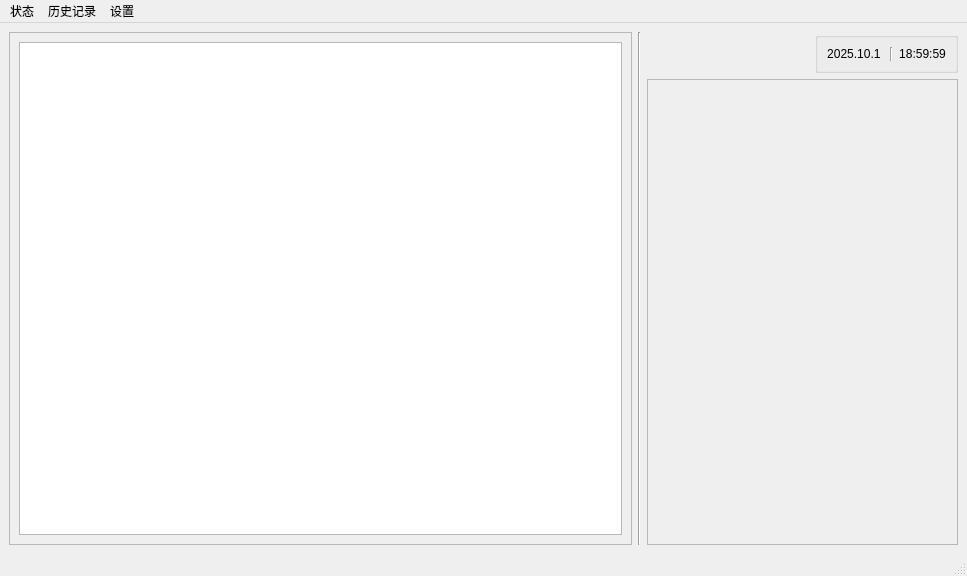
Old version of the form mainwindow.ui in the repository LightningFlashEvE/high-throughput-perovskite-medication-system.
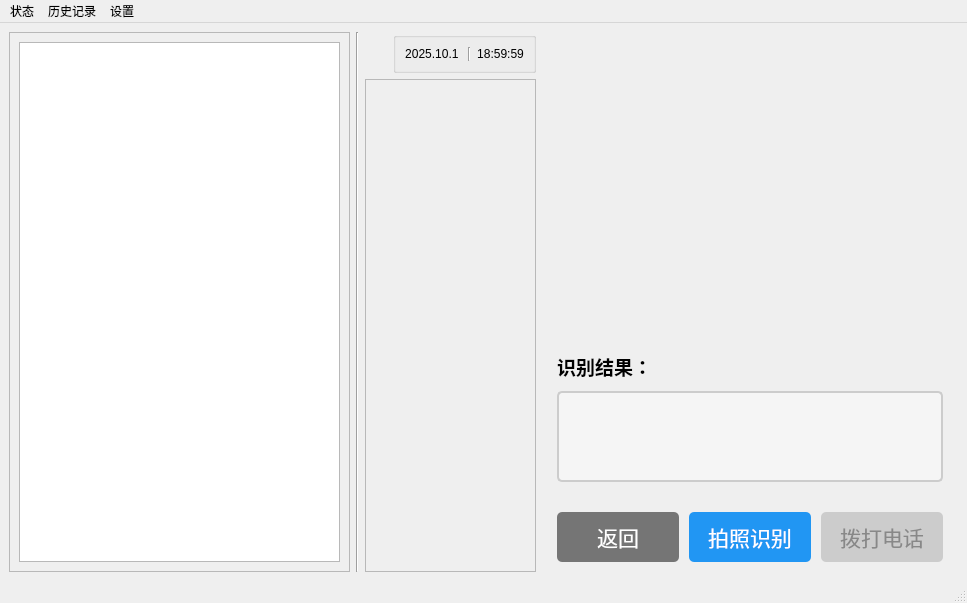
New version of the form. The open tabs and pages were chosen to show the change. Icons and pictures are not drawn.

Diff of the .ui file:
```diff
--- a/mainwindow.ui
+++ b/mainwindow.ui
@@ -18,8 +18,8 @@
     <normaloff>:/main/pic/logo2.png</normaloff>:/main/pic/logo2.png</iconset>
   </property>
   <widget class="QWidget" name="centralwidget">
-   <layout class="QGridLayout" name="gridLayout">
-    <item row="0" column="0">
+   <layout class="QHBoxLayout" name="horizontalLayout_4">
+    <item>
      <layout class="QHBoxLayout" name="horizontalLayout" stretch="2,0,1">
       <item>
        <widget class="QFrame" name="frame_1">
@@ -138,6 +138,330 @@
       </item>
      </layout>
     </item>
+    <item>
+     <widget class="QStackedWidget" name="stackedWidget">
+      <property name="currentIndex">
+       <number>0</number>
+      </property>
+      <widget class="QWidget" name="mainPage">
+       <widget class="QPushButton" name="pushButton_2">
+        <property name="geometry">
+         <rect>
+          <x>40</x>
+          <y>130</y>
+          <width>56</width>
+          <height>18</height>
+         </rect>
+        </property>
+        <property name="text">
+         <string>断开</string>
+        </property>
+       </widget>
+       <widget class="QPushButton" name="pushButton">
+        <property name="geometry">
+         <rect>
+          <x>40</x>
+          <y>100</y>
+          <width>56</width>
+          <height>18</height>
+         </rect>
+        </property>
+        <property name="text">
+         <string>连接</string>
+        </property>
+       </widget>
+       <widget class="QPushButton" name="pushButton_3">
+        <property name="geometry">
+         <rect>
+          <x>40</x>
+          <y>200</y>
+          <width>91</width>
+          <height>18</height>
+         </rect>
+        </property>
+        <property name="text">
+         <string>获取坐标信息</string>
+        </property>
+       </widget>
+       <widget class="QPushButton" name="pushButton_4">
+        <property name="geometry">
+         <rect>
+          <x>40</x>
+          <y>260</y>
+          <width>56</width>
+          <height>18</height>
+         </rect>
+        </property>
+        <property name="text">
+         <string>复位</string>
+        </property>
+       </widget>
+       <widget class="QPushButton" name="pushButton_5">
+        <property name="geometry">
+         <rect>
+          <x>30</x>
+          <y>290</y>
+          <width>56</width>
+          <height>18</height>
+         </rect>
+        </property>
+        <property name="text">
+         <string>移动</string>
+        </property>
+       </widget>
+       <widget class="QLineEdit" name="lineEdit">
+        <property name="geometry">
+         <rect>
+          <x>20</x>
+          <y>330</y>
+          <width>113</width>
+          <height>20</height>
+         </rect>
+        </property>
+       </widget>
+      </widget>
+      <widget class="QWidget" name="scanPage">
+       <layout class="QVBoxLayout" name="scanPageLayout">
+        <property name="spacing">
+         <number>10</number>
+        </property>
+        <property name="leftMargin">
+         <number>0</number>
+        </property>
+        <property name="topMargin">
+         <number>0</number>
+        </property>
+        <property name="rightMargin">
+         <number>0</number>
+        </property>
+        <property name="bottomMargin">
+         <number>0</number>
+        </property>
+        <item>
+         <widget class="QWidget" name="videoContainer" native="true">
+          <property name="sizePolicy">
+           <sizepolicy hsizetype="Expanding" vsizetype="Expanding">
+            <horstretch>0</horstretch>
+            <verstretch>3</verstretch>
+           </sizepolicy>
+          </property>
+          <property name="minimumSize">
+           <size>
+            <width>0</width>
+            <height>300</height>
+           </size>
+          </property>
+          <layout class="QVBoxLayout" name="videoContainerLayout">
+           <property name="spacing">
+            <number>0</number>
+           </property>
+           <property name="leftMargin">
+            <number>0</number>
+           </property>
+           <property name="topMargin">
+            <number>0</number>
+           </property>
+           <property name="rightMargin">
+            <number>0</number>
+           </property>
+           <property name="bottomMargin">
+            <number>0</number>
+           </property>
+          </layout>
+         </widget>
+        </item>
+        <item>
+         <widget class="QWidget" name="resultContainer" native="true">
+          <property name="sizePolicy">
+           <sizepolicy hsizetype="Expanding" vsizetype="Expanding">
+            <horstretch>0</horstretch>
+            <verstretch>2</verstretch>
+           </sizepolicy>
+          </property>
+          <property name="minimumSize">
+           <size>
+            <width>0</width>
+            <height>150</height>
+           </size>
+          </property>
+          <layout class="QVBoxLayout" name="resultLayout">
+           <property name="spacing">
+            <number>10</number>
+           </property>
+           <property name="leftMargin">
+            <number>15</number>
+           </property>
+           <property name="topMargin">
+            <number>10</number>
+           </property>
+           <property name="rightMargin">
+            <number>15</number>
+           </property>
+           <property name="bottomMargin">
+            <number>10</number>
+           </property>
+           <item>
+            <widget class="QLabel" name="resultTitleLabel">
+             <property name="font">
+              <font>
+               <pointsize>14</pointsize>
+               <bold>true</bold>
+              </font>
+             </property>
+             <property name="text">
+              <string>识别结果：</string>
+             </property>
+            </widget>
+           </item>
+           <item>
+            <widget class="QListWidget" name="phoneListWidget">
+             <property name="font">
+              <font>
+               <pointsize>14</pointsize>
+              </font>
+             </property>
+             <property name="styleSheet">
+              <string>QListWidget {
+    border: 2px solid #cccccc;
+    border-radius: 5px;
+    background-color: #f5f5f5;
+}
+QListWidget::item {
+    padding: 10px;
+    border-bottom: 1px solid #dddddd;
+}
+QListWidget::item:selected {
+    background-color: #4CAF50;
+    color: white;
+}</string>
+             </property>
+            </widget>
+           </item>
+          </layout>
+         </widget>
+        </item>
+        <item>
+         <widget class="QWidget" name="buttonContainer" native="true">
+          <property name="minimumSize">
+           <size>
+            <width>0</width>
+            <height>70</height>
+           </size>
+          </property>
+          <layout class="QHBoxLayout" name="buttonLayout">
+           <property name="spacing">
+            <number>10</number>
+           </property>
+           <property name="leftMargin">
+            <number>15</number>
+           </property>
+           <property name="topMargin">
+            <number>10</number>
+           </property>
+           <property name="rightMargin">
+            <number>15</number>
+           </property>
+           <property name="bottomMargin">
+            <number>10</number>
+           </property>
+           <item>
+            <widget class="QPushButton" name="backBtn">
+             <property name="minimumSize">
+              <size>
+               <width>0</width>
+               <height>50</height>
+              </size>
+             </property>
+             <property name="font">
+              <font>
+               <pointsize>16</pointsize>
+              </font>
+             </property>
+             <property name="styleSheet">
+              <string>QPushButton {
+    background-color: #757575;
+    color: white;
+    border-radius: 5px;
+}
+QPushButton:pressed {
+    background-color: #616161;
+}</string>
+             </property>
+             <property name="text">
+              <string>返回</string>
+             </property>
+            </widget>
+           </item>
+           <item>
+            <widget class="QPushButton" name="captureBtn">
+             <property name="minimumSize">
+              <size>
+               <width>0</width>
+               <height>50</height>
+              </size>
+             </property>
+             <property name="font">
+              <font>
+               <pointsize>16</pointsize>
+              </font>
+             </property>
+             <property name="styleSheet">
+              <string>QPushButton {
+    background-color: #2196F3;
+    color: white;
+    border-radius: 5px;
+}
+QPushButton:pressed {
+    background-color: #1976D2;
+}</string>
+             </property>
+             <property name="text">
+              <string>拍照识别</string>
+             </property>
+            </widget>
+           </item>
+           <item>
+            <widget class="QPushButton" name="callBtn">
+             <property name="enabled">
+              <bool>false</bool>
+             </property>
+             <property name="minimumSize">
+              <size>
+               <width>0</width>
+               <height>50</height>
+              </size>
+             </property>
+             <property name="font">
+              <font>
+               <pointsize>16</pointsize>
+              </font>
+             </property>
+             <property name="styleSheet">
+              <string>QPushButton {
+    background-color: #4CAF50;
+    color: white;
+    border-radius: 5px;
+}
+QPushButton:pressed {
+    background-color: #45a049;
+}
+QPushButton:disabled {
+    background-color: #cccccc;
+    color: #888888;
+}</string>
+             </property>
+             <property name="text">
+              <string>拨打电话</string>
+             </property>
+            </widget>
+           </item>
+          </layout>
+         </widget>
+        </item>
+       </layout>
+      </widget>
+     </widget>
+    </item>
    </layout>
   </widget>
   <widget class="QMenuBar" name="menubar">
```
Left out of the diff: 3 changed lines with no effect on the pictures.
